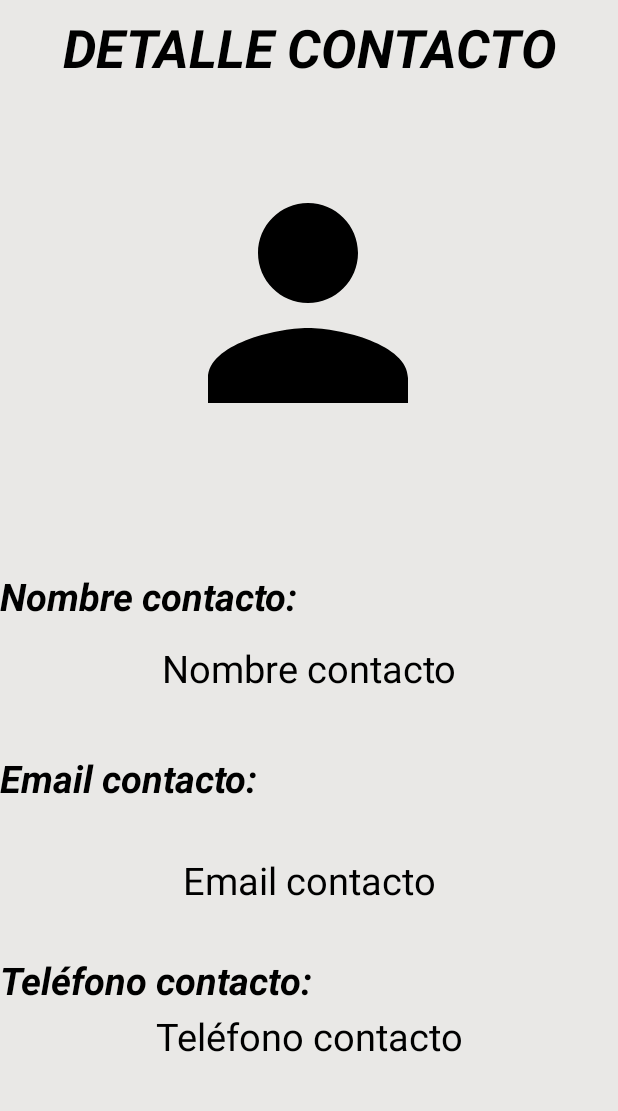
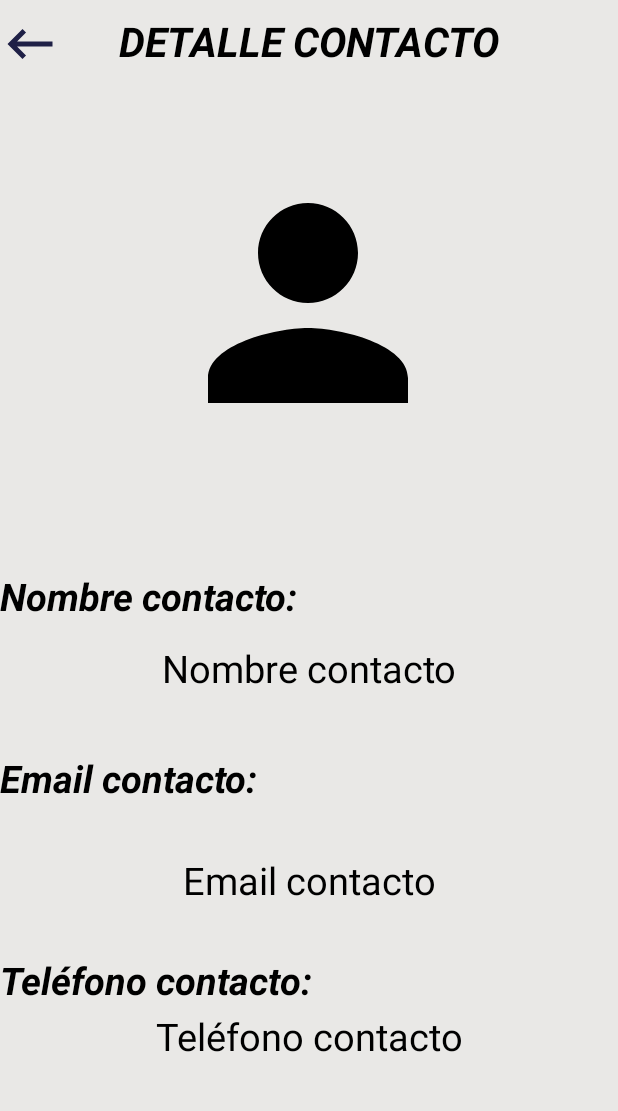
Before and after one commit to AlejandroV2204/CopiaSecureApp, an Android app: the fragment DetalleContactoFragment placed in its activity, on a phone screen of 412 x 824 dp, the part 84-1195 px from its top. Run offline under Robolectric (Android 15) with nearby library versions, the light colour scheme and no system bars; our stand-ins replace Firebase (no records; nobody signed in at launch, a user with empty details on screens opened directly); libraries missing offline, so code that uses them is left out: com.basgeekball.awesomevalidation; 1 statement that could not run was skipped.

Commit message:
Se realizó un boton para ir hacia atras en las vistas de detalleContacto y detalleGrupo

```diff
--- a/SecureApp/app/src/main/java/com/example/secureapp/Fragments/DetalleContactoFragment.java
+++ b/SecureApp/app/src/main/java/com/example/secureapp/Fragments/DetalleContactoFragment.java
@@ -1,5 +1,6 @@
 package com.example.secureapp.Fragments;
 
+import android.content.Context;
 import android.os.Bundle;
 import android.view.LayoutInflater;
 import android.view.View;
@@ -9,7 +10,10 @@ import android.widget.TextView;
 
 import androidx.annotation.NonNull;
 import androidx.annotation.Nullable;
+import androidx.appcompat.app.AppCompatActivity;
 import androidx.fragment.app.Fragment;
+import androidx.fragment.app.FragmentManager;
+import androidx.fragment.app.FragmentTransaction;
 
 import com.example.secureapp.Entidades.Contacto;
 import com.example.secureapp.Modelo.MContacto;
@@ -18,7 +22,12 @@ import com.example.secureapp.R;
 public class DetalleContactoFragment extends Fragment {
 
     TextView nombreDetalle, apellidoDetalle, telefonoDetalle, emailDetalle;
-    ImageView imagenDetalle;
+    ImageView imagenDetalle, IV_atras;
+
+    FragmentManager fragmentManager;
+    FragmentTransaction fragmentTransaction;
+
+    Context contexto;
 
     @Nullable
     @Override
@@ -30,6 +39,9 @@ public class DetalleContactoFragment extends Fragment {
         telefonoDetalle = view.findViewById(R.id.txt_telefonoDetalleContacto);
         emailDetalle = view.findViewById(R.id.txt_emailDetalleContacto);
         imagenDetalle = view.findViewById(R.id.imagen_detalleContacto);
+        IV_atras = view.findViewById(R.id.IV_atras_detalleContacto);
+
+        contexto = view.getContext();
 
         //Crear objeto bundle para recibir el objeto enviado por argumentos
         Bundle objetoContacto = getArguments();
@@ -47,6 +59,27 @@ public class DetalleContactoFragment extends Fragment {
             //imagenDetalle.setImageResource(contacto.getImagenid());
         }
 
+        IV_atras.setOnClickListener(new View.OnClickListener() {
+            @Override
+            public void onClick(View view) {
+
+                irAContactos();
+
+            }
+        });
+
         return view;
     }
+
+    private void irAContactos(){
+
+        ContactoFragment contactoFragment = new ContactoFragment();
+
+        fragmentManager = ((AppCompatActivity) contexto).getSupportFragmentManager();
+        fragmentTransaction = fragmentManager.beginTransaction();
+        fragmentTransaction.replace(R.id.container, contactoFragment);
+        fragmentTransaction.addToBackStack(null);
+        fragmentTransaction.commit();
+
+    }
 }
--- /dev/null
+++ b/SecureApp/app/src/main/res/drawable/ic_atras.xml
@@ -0,0 +1,5 @@
+<vector android:height="24dp" android:tint="#1F2046"
+    android:viewportHeight="24" android:viewportWidth="24"
+    android:width="24dp" xmlns:android="http://schemas.android.com/apk/res/android">
+    <path android:fillColor="@android:color/white" android:pathData="M21,11H6.83l3.58,-3.59L9,6l-6,6 6,6 1.41,-1.41L6.83,13H21z"/>
+</vector>
--- a/SecureApp/app/src/main/res/layout/fragment_contacto.xml
+++ b/SecureApp/app/src/main/res/layout/fragment_contacto.xml
@@ -8,11 +8,11 @@
 
      <TextView
          android:id="@+id/txt_tituloContacto"
-         android:layout_width="match_parent"
+         android:layout_width="wrap_content"
          android:layout_height="wrap_content"
          android:layout_gravity="center"
-         android:paddingTop="50dp"
-         android:paddingEnd="30dp"
+         android:paddingTop="60dp"
+         android:paddingBottom="15dp"
          android:text="@string/pantalla_contactos_titulo"
          android:textAlignment="center"
          android:textColor="@color/Texto_color"
--- a/SecureApp/app/src/main/res/layout/fragment_detalle_contacto.xml
+++ b/SecureApp/app/src/main/res/layout/fragment_detalle_contacto.xml
@@ -7,21 +7,32 @@
 
     <TextView
         android:id="@+id/txt_detalleMostrarContacto"
-        android:layout_width="match_parent"
+        android:layout_width="wrap_content"
         android:layout_height="wrap_content"
         android:text="@string/pantalLa_detalle_contacto_titulo"
         android:textAlignment="center"
         android:textColor="@color/Texto_color"
-        android:textSize="35sp"
+        android:textSize="27sp"
         android:textStyle="bold|italic"
+        app:layout_constraintBottom_toBottomOf="parent"
+        app:layout_constraintEnd_toEndOf="parent"
+        app:layout_constraintStart_toStartOf="parent"
+        app:layout_constraintTop_toTopOf="parent"
+        app:layout_constraintVertical_bias="0.082">
+
+    </TextView>
+
+    <ImageView
+        android:id="@+id/IV_atras_detalleContacto"
+        android:layout_width="40dp"
+        android:layout_height="40dp"
         app:layout_constraintBottom_toBottomOf="parent"
         app:layout_constraintEnd_toEndOf="parent"
         app:layout_constraintHorizontal_bias="0.0"
         app:layout_constraintStart_toStartOf="parent"
         app:layout_constraintTop_toTopOf="parent"
-        app:layout_constraintVertical_bias="0.082">
-
-    </TextView>
+        app:layout_constraintVertical_bias="0.083"
+        app:srcCompat="@drawable/ic_atras" />
 
     <ImageView
 
--- a/SecureApp/app/src/main/res/layout/fragment_grupo.xml
+++ b/SecureApp/app/src/main/res/layout/fragment_grupo.xml
@@ -12,8 +12,8 @@
          android:layout_height="wrap_content"
          android:layout_gravity="center"
          android:gravity="center"
-         android:paddingTop="50dp"
-         android:paddingEnd="30dp"
+         android:paddingTop="60dp"
+         android:paddingBottom="15dp"
          android:text="GRUPOS"
          android:textAlignment="center"
          android:textColor="@color/Texto_color"
--- a/SecureApp/app/src/main/res/layout/lista_agregar_integrantes.xml
+++ b/SecureApp/app/src/main/res/layout/lista_agregar_integrantes.xml
@@ -4,8 +4,7 @@
     android:layout_height="wrap_content"
     xmlns:app="http://schemas.android.com/apk/res-auto"
     app:cardBackgroundColor="@color/color_listas"
-    app:cardCornerRadius="1dp"
-    app:cardUseCompatPadding="true">
+    app:cardCornerRadius="1dp">
 
     <RelativeLayout
         android:layout_width="match_parent"
--- a/SecureApp/app/src/main/res/layout/lista_contactos.xml
+++ b/SecureApp/app/src/main/res/layout/lista_contactos.xml
@@ -5,7 +5,7 @@
     xmlns:app="http://schemas.android.com/apk/res-auto"
     app:cardBackgroundColor="@color/color_listas"
     app:cardCornerRadius="1dp"
-    app:cardUseCompatPadding="true">
+    >
 
     <RelativeLayout
         android:layout_width="match_parent"
--- a/SecureApp/app/src/main/res/layout/lista_grupos.xml
+++ b/SecureApp/app/src/main/res/layout/lista_grupos.xml
@@ -5,7 +5,6 @@
     android:layout_height="wrap_content"
     app:cardBackgroundColor="@color/color_listas"
     app:cardCornerRadius="1dp"
-    app:cardUseCompatPadding="true"
     >
 
 
--- a/SecureApp/app/src/main/res/layout/lista_integrantes.xml
+++ b/SecureApp/app/src/main/res/layout/lista_integrantes.xml
@@ -4,8 +4,7 @@
     android:layout_height="wrap_content"
     xmlns:app="http://schemas.android.com/apk/res-auto"
     app:cardBackgroundColor="@color/color_listas"
-    app:cardCornerRadius="1dp"
-    app:cardUseCompatPadding="true">
+    app:cardCornerRadius="1dp">
 
     <RelativeLayout
         android:layout_width="match_parent"
--- a/SecureApp/app/src/main/res/values/colors.xml
+++ b/SecureApp/app/src/main/res/values/colors.xml
@@ -15,7 +15,7 @@
     <color name="Hints_color">#636363</color>
     <color name="Botones_color">#1f2046</color>
     <color name="Texto_color_botones">#e9e8e6</color>
-    <color name="color_listas">#0000ffff</color>
+    <color name="color_listas">#e9e8e6</color>
     <color name="Strings_funcionales_color">#4c2882</color>
     <color name="Item_seleccionado_color">#fef17a</color>
 
```
Also changed, not shown: SecureApp/app/src/main/java/com/example/secureapp/Fragments/DetalleGrupoFragment.java (+23 -1 lines), SecureApp/app/src/main/res/layout/fragment_agregar_integrante.xml (+15 -6 lines), SecureApp/app/src/main/res/layout/fragment_detalle_grupo.xml (+12 -0 lines), SecureApp/app/src/main/res/layout/fragment_detalle_integrante.xml (+17 -5 lines), 37 other files.
